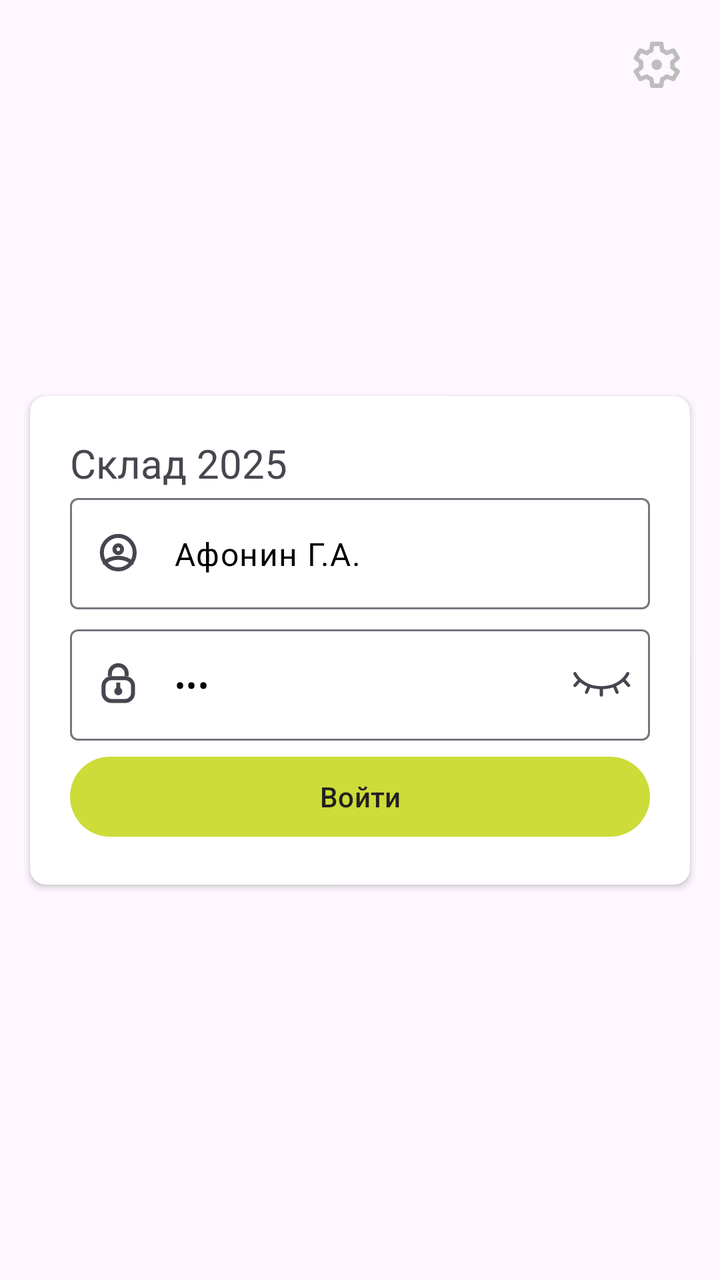
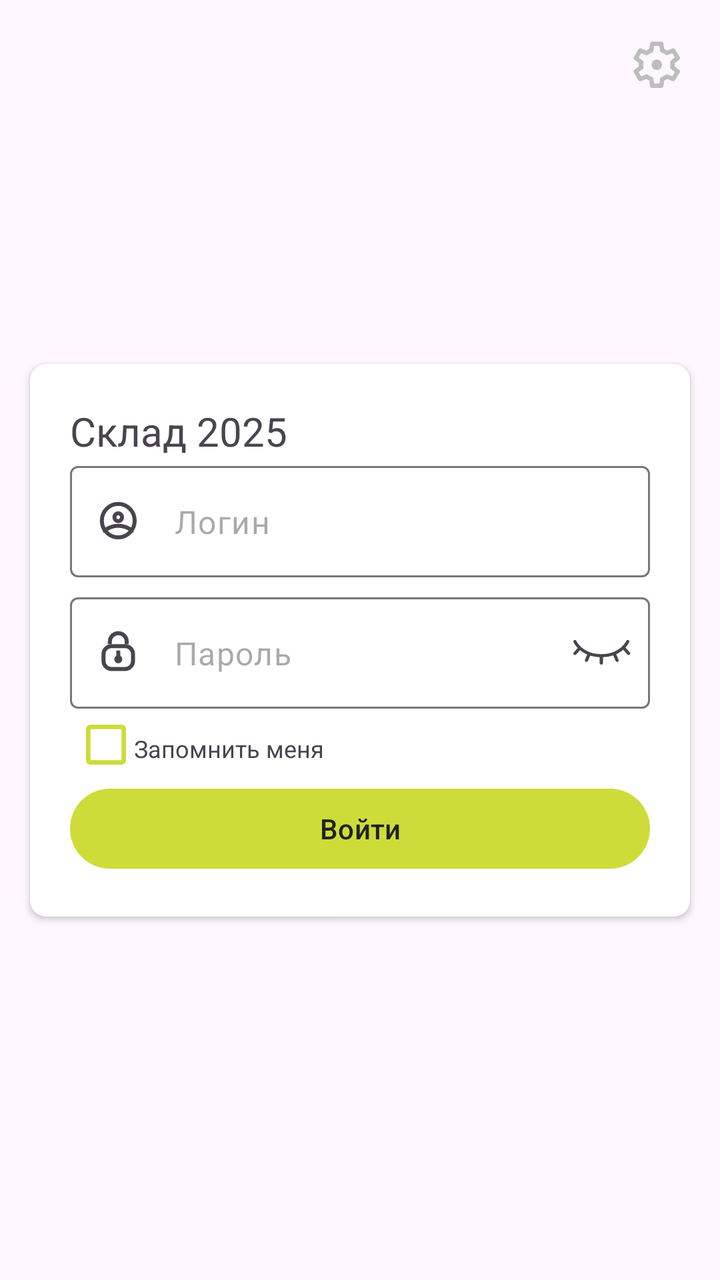

Compare the two renders of this Android layout. The source of the first and the diff that turns it into the second are given below.
<!-- AndroidManifest.xml: application theme Theme.Slad2025 -->
<!-- res/layout/fragment_auth.xml -->
<?xml version="1.0" encoding="utf-8"?>
<androidx.constraintlayout.widget.ConstraintLayout xmlns:android="http://schemas.android.com/apk/res/android"
    xmlns:app="http://schemas.android.com/apk/res-auto"
    android:layout_width="match_parent"
    android:layout_height="match_parent">

    <ImageView
        android:id="@+id/actionSettings"
        android:layout_width="wrap_content"
        android:layout_height="wrap_content"
        android:contentDescription="@string/title_setting"
        android:padding="20dp"
        android:src="@drawable/ic_settings"
        app:layout_constraintEnd_toEndOf="parent"
        app:layout_constraintTop_toTopOf="parent"
        app:tint="@color/divider" />

    <androidx.cardview.widget.CardView
        android:layout_width="330dp"
        android:layout_height="wrap_content"
        app:cardCornerRadius="8dp"
        app:layout_constraintBottom_toBottomOf="parent"
        app:layout_constraintEnd_toEndOf="parent"
        app:layout_constraintStart_toStartOf="parent"
        app:layout_constraintTop_toTopOf="parent">

        <LinearLayout
            android:layout_width="match_parent"
            android:layout_height="wrap_content"
            android:orientation="vertical"
            android:padding="20dp">

            <TextView
                android:layout_width="wrap_content"
                android:layout_height="wrap_content"
                android:text="@string/app_name"
                android:textSize="20sp" />

            <com.google.android.material.textfield.TextInputLayout
                android:layout_width="match_parent"
                android:layout_height="wrap_content"
                android:layout_marginTop="4dp"
                app:hintEnabled="false"
                app:startIconDrawable="@drawable/ic_username">

                <com.google.android.material.textfield.TextInputEditText
                    android:id="@+id/txt_login"
                    android:layout_width="match_parent"
                    android:layout_height="wrap_content"
                    android:hint="@string/login"
                    android:imeOptions="actionNext"
                    android:inputType="text"
                    android:text="Афонин Г.А." />

            </com.google.android.material.textfield.TextInputLayout>

            <com.google.android.material.textfield.TextInputLayout
                android:id="@+id/passwordErrorIcon"
                android:layout_width="match_parent"
                android:layout_height="wrap_content"
                android:layout_marginTop="10dp"
                app:endIconMode="password_toggle"
                app:hintEnabled="false"
                app:passwordToggleDrawable="@drawable/selector_password_toggle"
                app:startIconDrawable="@drawable/ic_password">

                <com.google.android.material.textfield.TextInputEditText
                    android:id="@+id/txt_password"
                    android:layout_width="match_parent"
                    android:layout_height="wrap_content"
                    android:hint="@string/password"
                    android:inputType="textPassword"
                    android:text="111" />

            </com.google.android.material.textfield.TextInputLayout>

            <Button
                android:id="@+id/actionLogin"
                android:layout_width="match_parent"
                android:layout_height="wrap_content"
                android:layout_marginTop="4dp"
                android:text="@string/action_login" />

        </LinearLayout>

    </androidx.cardview.widget.CardView>
</androidx.constraintlayout.widget.ConstraintLayout>
<!-- resources referenced by this layout -->
<resources>
  <color name="divider">#BDBDBD</color>
  <!-- drawable selector_password_toggle (drawable) -->
  <?xml version="1.0" encoding="utf-8"?>
  <selector xmlns:android="http://schemas.android.com/apk/res/android">
      <item android:drawable="@drawable/ic_password_toggle_selected" android:state_checked="true" />
      <item android:drawable="@drawable/ic_password_toggle_unselected" android:state_checked="false" />
  </selector>
  <string name="action_login">Войти</string>
  <string name="app_name">Склад 2025</string>
  <string name="login">Логин</string>
  <string name="password">Пароль</string>
  <string name="title_setting">Настройки</string>
  <style name="Theme.Slad2025" parent="Base.Theme.Slad2025">
  
      </style>
  <style name="Base.Theme.Slad2025" parent="Theme.Material3.DayNight.NoActionBar">
          
          
          <item name="colorPrimary">@color/primary</item>
          <item name="colorPrimaryDark">@color/dark_primary</item>
          <item name="colorPrimaryVariant">@color/light_primary</item>
          <item name="colorAccent">@color/accent</item>
          <item name="background">@color/white</item>
          <item name="colorSurface">@color/primary</item>
          <item name="colorOnPrimary">@color/primary_txt</item>
          <item name="colorOnSecondary">@color/secondary_txt</item>
          <item name="colorOnBackground">@color/black</item>
          <item name="colorOnSurface">@color/black</item>
          <item name="colorOnError">@color/black</item>
      </style>
  <color name="primary">#CDDC39</color>
  <color name="dark_primary">#AFB42B</color>
  <color name="light_primary">#F0F4C3</color>
  <color name="accent">#CDDC39</color>
  <color name="white">#FFFFFFFF</color>
  <color name="primary_txt">#212121</color>
  <color name="secondary_txt">#757575</color>
  <color name="black">#FF000000</color>
  <!-- unchanged entries left out for length: 5 -->
</resources>

<!-- the commit's change to res/layout/fragment_auth.xml (unified diff, before → after) -->
@@ -49,8 +49,7 @@
                     android:layout_height="wrap_content"
                     android:hint="@string/login"
                     android:imeOptions="actionNext"
-                    android:inputType="text"
-                    android:text="Афонин Г.А." />
+                    android:inputType="text" />
 
             </com.google.android.material.textfield.TextInputLayout>
 
@@ -69,16 +68,41 @@
                     android:layout_width="match_parent"
                     android:layout_height="wrap_content"
                     android:hint="@string/password"
-                    android:inputType="textPassword"
-                    android:text="111" />
+                    android:inputType="textPassword" />
 
             </com.google.android.material.textfield.TextInputLayout>
+
+            <androidx.constraintlayout.widget.ConstraintLayout
+                android:layout_width="match_parent"
+                android:layout_height="wrap_content"
+                android:layout_marginTop="8dp">
+
+                <CheckBox
+                    android:id="@+id/rememberMe"
+                    android:layout_width="20dp"
+                    android:layout_height="20dp"
+                    android:layout_marginStart="8dp"
+                    android:background="@drawable/checkbox_auto_login"
+                    android:button="@null"
+                    app:layout_constraintStart_toStartOf="parent"
+                    app:layout_constraintTop_toTopOf="parent" />
+
+                <TextView
+                    android:layout_width="wrap_content"
+                    android:layout_height="wrap_content"
+                    android:layout_marginStart="4dp"
+                    android:text="@string/rememberMe"
+                    android:textSize="12sp"
+                    app:layout_constraintBottom_toBottomOf="@+id/rememberMe"
+                    app:layout_constraintStart_toEndOf="@+id/rememberMe" />
+            </androidx.constraintlayout.widget.ConstraintLayout>
+
 
             <Button
                 android:id="@+id/actionLogin"
                 android:layout_width="match_parent"
                 android:layout_height="wrap_content"
-                android:layout_marginTop="4dp"
+                android:layout_marginTop="8dp"
                 android:text="@string/action_login" />
 
         </LinearLayout>
<!-- resource entries referenced after the edit -->
@@ -1,6 +1,12 @@
 <!-- resources referenced by this layout -->
 <resources>
   <color name="divider">#BDBDBD</color>
+  <!-- drawable checkbox_auto_login (drawable) -->
+  <?xml version="1.0" encoding="utf-8"?>
+  <selector xmlns:android="http://schemas.android.com/apk/res/android">
+      <item android:drawable="@drawable/ic_unchecked_checkbox_login" android:state_checked="false" />
+      <item android:drawable="@drawable/ic_checked_checkbox_login" android:state_checked="true" />
+  </selector>
   <!-- drawable selector_password_toggle (drawable) -->
   <?xml version="1.0" encoding="utf-8"?>
   <selector xmlns:android="http://schemas.android.com/apk/res/android">
@@ -11,10 +17,48 @@
   <string name="app_name">Склад 2025</string>
   <string name="login">Логин</string>
   <string name="password">Пароль</string>
+  <string name="rememberMe">Запомнить меня</string>
   <string name="title_setting">Настройки</string>
   <style name="Theme.Slad2025" parent="Base.Theme.Slad2025">
   
       </style>
+  <!-- drawable ic_unchecked_checkbox_login (drawable) -->
+  <vector xmlns:android="http://schemas.android.com/apk/res/android"
+      android:width="18dp"
+      android:height="18dp"
+      android:viewportWidth="18"
+      android:viewportHeight="18">
+    <group>
+      <clip-path
+          android:pathData="M16,2V16H2V2H16ZM16,0H2C0.9,0 0,0.9 0,2V16C0,17.1 0.9,18 2,18H16C17.1,18 18,17.1 18,16V2C18,0.9 17.1,0 16,0Z"/>
+      <path
+          android:pathData="M21,-3H-3V21H21V-3Z"
+          android:fillColor="@color/primary"/>
+    </group>
+  </vector>
+  <!-- drawable ic_checked_checkbox_login (drawable) -->
+  <vector xmlns:android="http://schemas.android.com/apk/res/android"
+      android:width="18dp"
+      android:height="18dp"
+      android:viewportWidth="18"
+      android:viewportHeight="18">
+    <group>
+      <clip-path
+          android:pathData="M5,4h9v9h-9z"/>
+      <path
+          android:pathData="M5.9,8.028L8.464,10.75L13.55,5.35"
+          android:strokeWidth="3"
+          android:fillColor="#00000000"
+          android:strokeColor="#E9946D"/>
+    </group>
+    <group>
+      <clip-path
+          android:pathData="M16,2V16H2V2H16ZM16,0H2C0.9,0 0,0.9 0,2V16C0,17.1 0.9,18 2,18H16C17.1,18 18,17.1 18,16V2C18,0.9 17.1,0 16,0Z"/>
+      <path
+          android:pathData="M21,-3H-3V21H21V-3Z"
+          android:fillColor="@color/primary"/>
+    </group>
+  </vector>
   <style name="Base.Theme.Slad2025" parent="Theme.Material3.DayNight.NoActionBar">
           
           
@@ -29,6 +73,7 @@
           <item name="colorOnBackground">@color/black</item>
           <item name="colorOnSurface">@color/black</item>
           <item name="colorOnError">@color/black</item>
+          <item name="colorControlHighlight">@color/secondary_txt</item>
       </style>
   <color name="primary">#CDDC39</color>
   <color name="dark_primary">#AFB42B</color>
